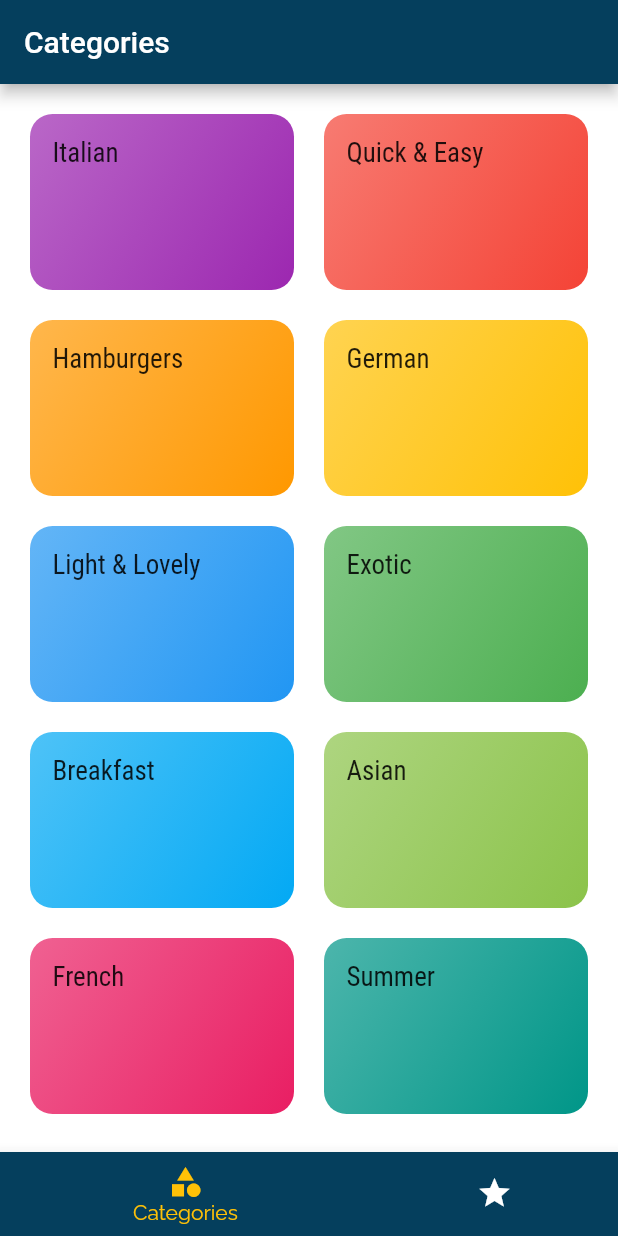
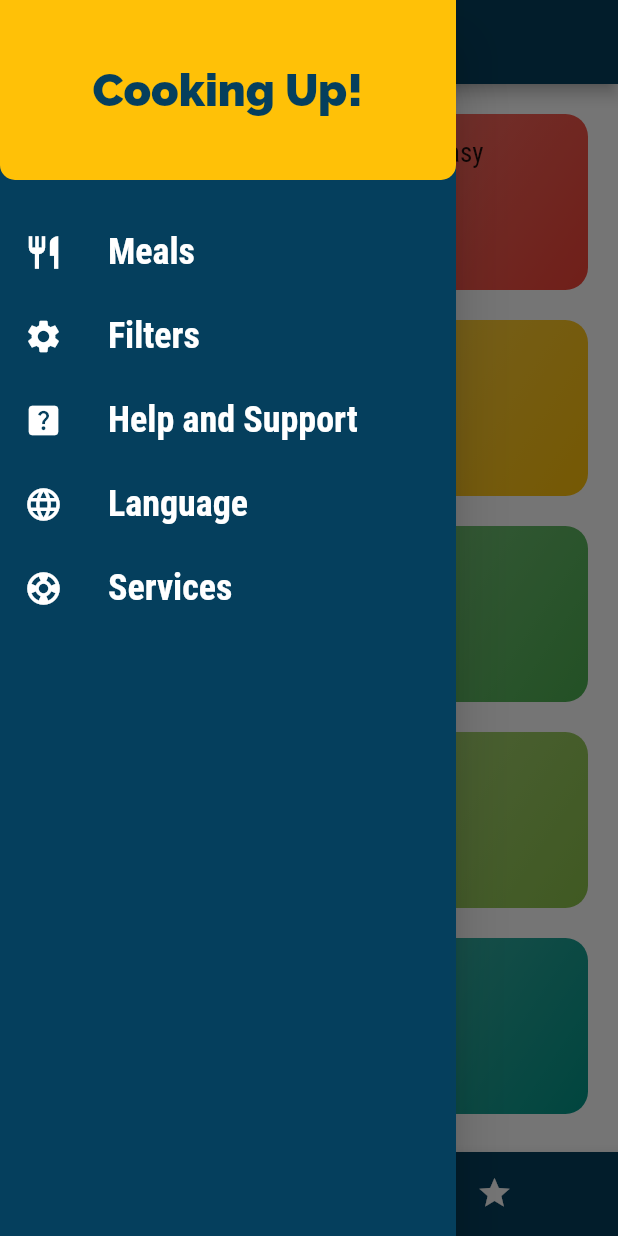
Before and after one commit to Kaushu1999/meal-app, a Flutter app: the screen it shows after launch, with the side drawer open (before the commit the screen has no drawer), on a phone screen of 412 x 824 dp. Run offline on Flutter 3.47's test engine with Material 2 defaults, Android fonts, the phone set to English and light mode, and no system bars.

Commit message:
Drawer feature added

```diff
--- a/lib/Screens/tabs_screen/tab_screen.dart
+++ b/lib/Screens/tabs_screen/tab_screen.dart
@@ -1,6 +1,7 @@
 import "package:flutter/material.dart";
 import "../categories_screen/categories_screen.dart";
 import "../favorite-_screen//favorite_screen.dart";
+import "../../widget/main_drawer.dart";
 
 class TabScreen extends StatefulWidget {
   const TabScreen({super.key});
@@ -46,6 +47,7 @@ class _TabScreenState extends State<TabScreen> {
         //     )
         //   ],
       ),
+      drawer: MainDrawer(),
       body: _pages[_selectedPageIndex]["page"] as Widget,
 
       bottomNavigationBar: BottomNavigationBar(
--- /dev/null
+++ b/lib/widget/main_drawer.dart
@@ -0,0 +1,61 @@
+import "package:flutter/material.dart";
+
+class MainDrawer extends StatelessWidget {
+  Widget listTileBuilder(String text, IconData icon) {
+    return ListTile(
+      leading: Icon(
+        icon,
+        size: 26,
+        color: Colors.white,
+      ),
+      title: Text(
+        text,
+        style: const TextStyle(
+            fontFamily: "RobotoCondensed",
+            fontSize: 24,
+            fontWeight: FontWeight.bold,
+            color: Colors.white),
+      ),
+      onTap: null,
+    );
+  }
+
+  const MainDrawer({super.key});
+
+  @override
+  Widget build(BuildContext context) {
+    return Drawer(
+      child: Column(
+        children: [
+          Container(
+            height: 120,
+            width: double.infinity,
+            padding: const EdgeInsets.all(20),
+            alignment: Alignment.center,
+            decoration: BoxDecoration(
+              color: Theme.of(context).colorScheme.secondary,
+              borderRadius: const BorderRadius.only(
+                  bottomLeft: Radius.circular(10),
+                  bottomRight: Radius.circular(10)),
+            ),
+            child: Text(
+              "Cooking Up!",
+              style: TextStyle(
+                  fontWeight: FontWeight.w900,
+                  fontSize: 30,
+                  color: Theme.of(context).colorScheme.primary),
+            ),
+          ),
+          const SizedBox(
+            height: 20,
+          ),
+          listTileBuilder("Meals", Icons.restaurant),
+          listTileBuilder("Filters", Icons.settings),
+          listTileBuilder("Help and Support", Icons.help_center),
+          listTileBuilder("Language", Icons.language),
+          listTileBuilder("Services", Icons.support),
+        ],
+      ),
+    );
+  }
+}
```
Also changed, not shown: flutter_01.png (added).
